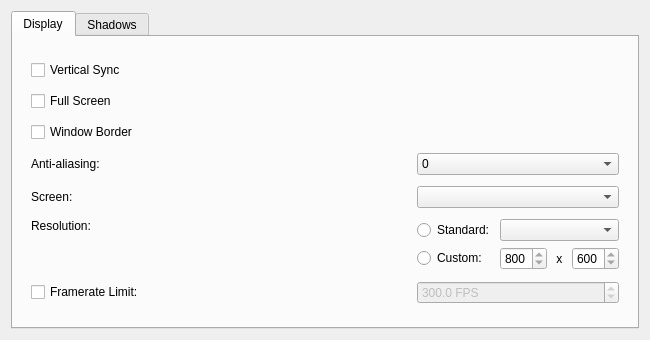
Before: the Qt Designer form files/ui/graphicspage.ui in sunhawken/openmw, drawn with Qt 5.
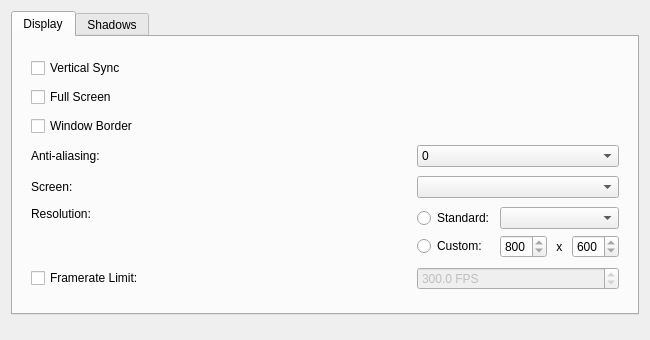
After: the same form once the commit is applied.

Commit message: Add alignment="Qt::AlignTop" to files/ui/graphicspage.ui

```diff
--- a/files/ui/graphicspage.ui
+++ b/files/ui/graphicspage.ui
@@ -11,7 +11,7 @@
    </rect>
   </property>
   <layout class="QVBoxLayout" name="verticalLayout">
-   <item>
+   <item alignment="Qt::AlignTop">
     <widget class="QTabWidget" name="DisplayTabWidget">
      <property name="currentIndex">
       <number>0</number>
```
